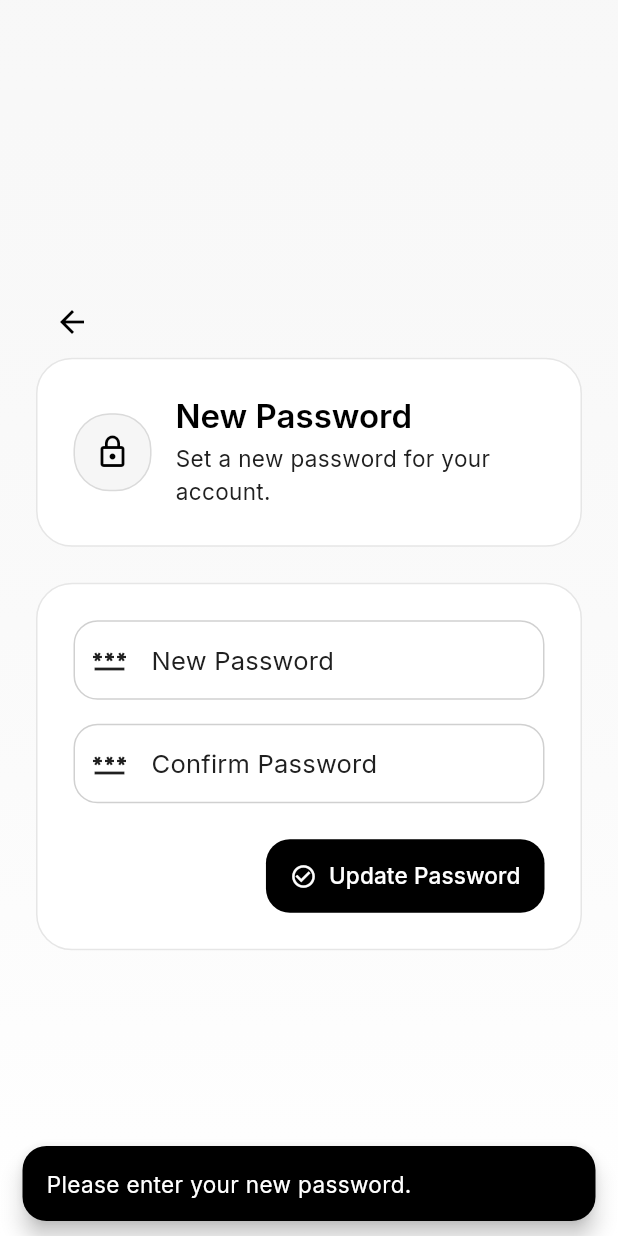
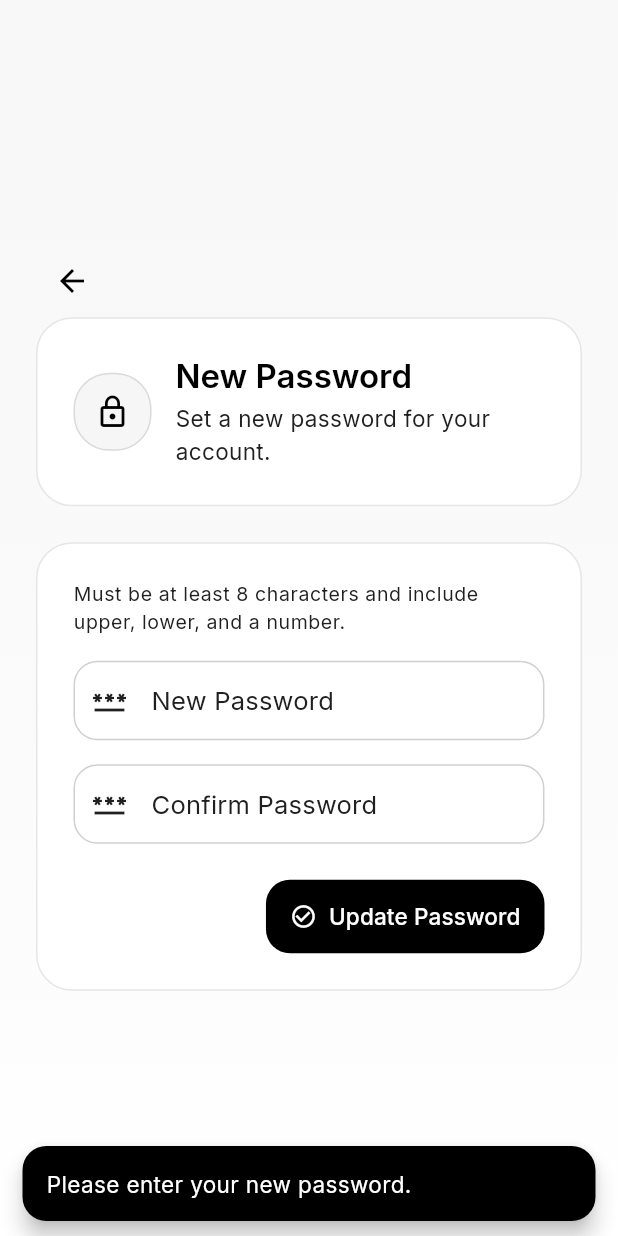
Before and after one commit to mygoldenhub/pwa, a Flutter app: the NewPasswordPage screen opened by its route, after a tap on "Update Password", on a phone screen of 412 x 824 dp. Run offline on Flutter 3.47's test engine with Material 3 defaults, Android fonts, the phone set to English and light mode, and no system bars; our stand-ins replace go_router, google_fonts, shared_preferences, supabase_flutter; missing offline and left inert: mobile_scanner; accounts and stored records are empty.

Commit message:
up_forgot_password_strength

```diff
--- a/lib/pages/new_password_page.dart
+++ b/lib/pages/new_password_page.dart
@@ -36,8 +36,9 @@ class _NewPasswordPageState extends State<NewPasswordPage> {
       ScaffoldMessenger.of(context).showSnackBar(const SnackBar(content: Text('Please enter your new password.')));
       return;
     }
-    if (p1.length < 6) {
-      ScaffoldMessenger.of(context).showSnackBar(const SnackBar(content: Text('Password must be at least 6 characters.')));
+    final policyError = widget.appState.auth.passwordPolicyError(p1);
+    if (policyError != null) {
+      ScaffoldMessenger.of(context).showSnackBar(SnackBar(content: Text(policyError)));
       return;
     }
     if (p1 != p2) {
@@ -78,6 +79,11 @@ class _NewPasswordPageState extends State<NewPasswordPage> {
       child: Column(
         crossAxisAlignment: CrossAxisAlignment.stretch,
         children: [
+          Text(
+            'Must be at least 8 characters and include upper, lower, and a number.',
+            style: Theme.of(context).textTheme.bodySmall?.copyWith(color: cs.onSurfaceVariant),
+          ),
+          const SizedBox(height: AppSpacing.md),
           TextField(
             controller: _newPasswordController,
             obscureText: true,
```
Also changed, not shown: lib/services/auth_service.dart (+72 -28 lines), 2 other files.
